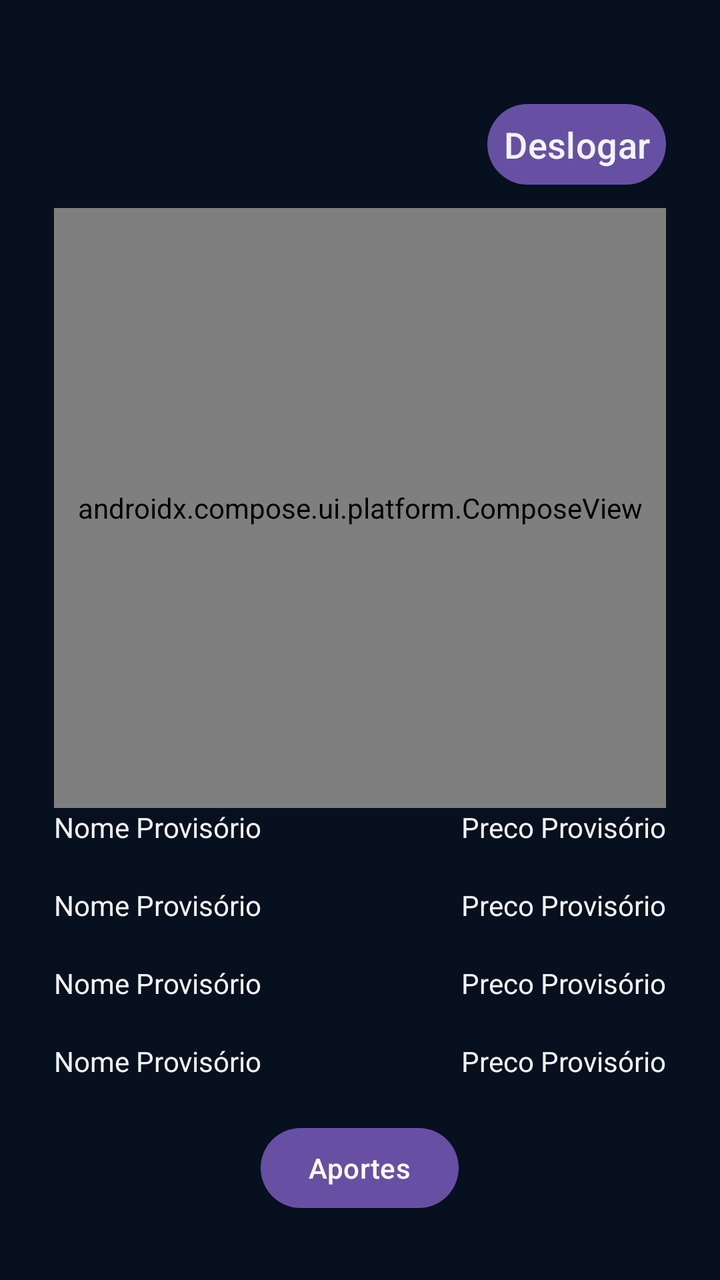
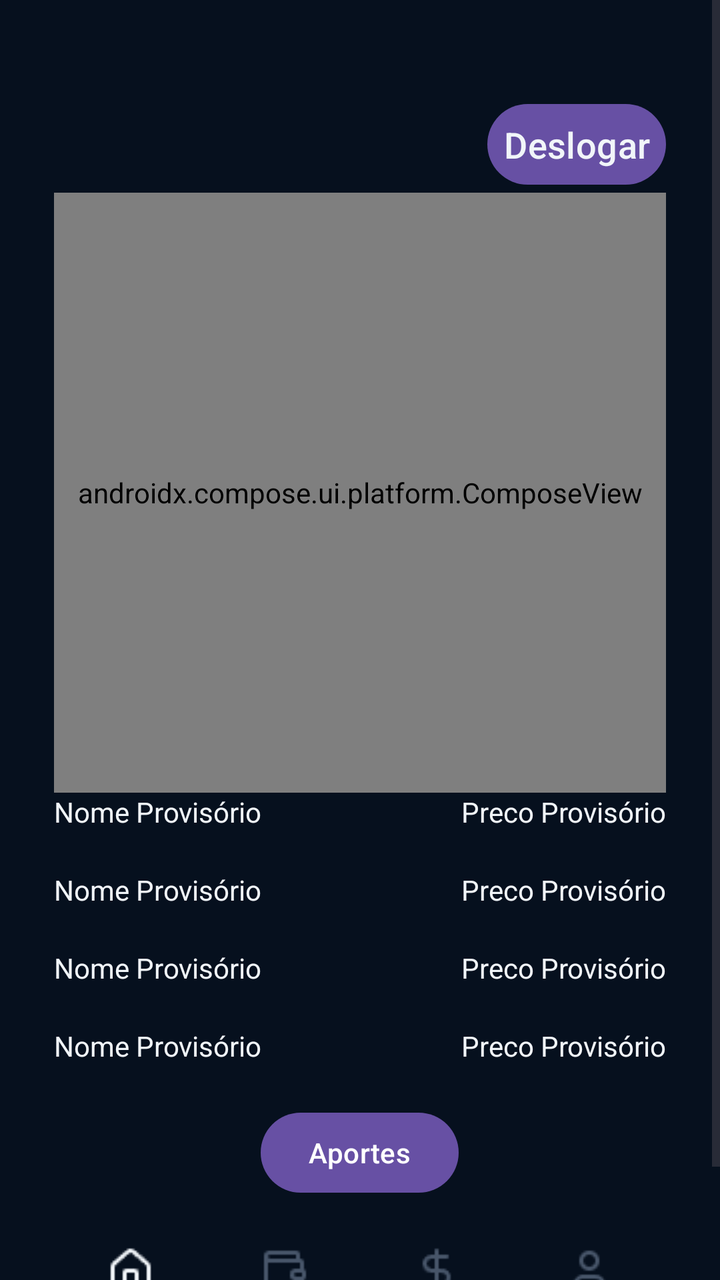

Screens rendered from an Android XML layout before and after an edit, with the pre-edit source and the edit as a unified diff.
<!-- AndroidManifest.xml: application theme Theme.AccurancyMobileApp -->
<!-- res/layout/activity_dashboard.xml -->
<?xml version="1.0" encoding="utf-8"?>
<ScrollView xmlns:android="http://schemas.android.com/apk/res/android"
    xmlns:tools="http://schemas.android.com/tools"
    xmlns:app="http://schemas.android.com/apk/res-auto"
    android:id="@+id/main"
    android:layout_width="match_parent"
    android:layout_height="match_parent"
    android:fillViewport="true"
    tools:context=".activities.Dashboard"
    android:background="@color/bg_deep">


    <LinearLayout
        android:layout_width="match_parent"
        android:layout_height="match_parent"
        android:orientation="vertical"
        android:paddingTop="48dp"
        android:paddingHorizontal="27dp"
        android:paddingBottom="32dp">

        <LinearLayout
            android:layout_width="match_parent"
            android:layout_height="wrap_content"
            android:gravity="end">

            <Button
                android:id="@+id/btnDeslogar"
                android:layout_width="wrap_content"
                android:layout_height="wrap_content"
                android:text="Deslogar"
                android:textColor="@color/text_primary"
                android:textSize="18sp"
                android:minWidth="0dp"
                android:minHeight="0dp"
                android:padding="8dp"/>

        </LinearLayout>

        <View
            android:layout_width="match_parent"
            android:layout_height="0dp"
            android:layout_weight="1"/>


        <androidx.compose.ui.platform.ComposeView
            android:id="@+id/ctvEvoCarteira"
            android:layout_width="match_parent"
            android:layout_height="300dp" />

        
        <LinearLayout
            android:layout_width="match_parent"
            android:layout_height="wrap_content"
            android:layout_marginBottom="20dp"
            android:orientation="horizontal">

            <TextView
                android:id="@+id/txtAtivoNome1"
                android:layout_width="0dp"
                android:layout_height="wrap_content"
                android:layout_weight="1"
                android:text="Nome Provisório"
                android:textColor="@color/text_primary"/>

            <TextView
                android:id="@+id/txtAtivoPreco1"
                android:layout_width="wrap_content"
                android:layout_height="wrap_content"
                android:text="Preco Provisório"
                android:textColor="@color/text_primary"/>

        </LinearLayout>

        
        <LinearLayout
            android:layout_width="match_parent"
            android:layout_height="wrap_content"
            android:layout_marginBottom="20dp"
            android:orientation="horizontal">

            <TextView
                android:id="@+id/txtAtivoNome2"
                android:layout_width="0dp"
                android:layout_height="wrap_content"
                android:layout_weight="1"
                android:text="Nome Provisório"
                android:textColor="@color/text_primary"/>

            <TextView
                android:id="@+id/txtAtivoPreco2"
                android:layout_width="wrap_content"
                android:layout_height="wrap_content"
                android:text="Preco Provisório"
                android:textColor="@color/text_primary"/>

        </LinearLayout>

        
        <LinearLayout
            android:layout_width="match_parent"
            android:layout_height="wrap_content"
            android:layout_marginBottom="20dp"
            android:orientation="horizontal">

            <TextView
                android:id="@+id/txtAtivoNome3"
                android:layout_width="0dp"
                android:layout_height="wrap_content"
                android:layout_weight="1"
                android:text="Nome Provisório"
                android:textColor="@color/text_primary"/>

            <TextView
                android:id="@+id/txtAtivoPreco3"
                android:layout_width="wrap_content"
                android:layout_height="wrap_content"
                android:text="Preco Provisório"
                android:textColor="@color/text_primary"/>

        </LinearLayout>

        
        <LinearLayout
            android:layout_width="match_parent"
            android:layout_height="wrap_content"
            android:layout_marginBottom="20dp"
            android:orientation="horizontal">

            <TextView
                android:id="@+id/txtAtivoNome4"
                android:layout_width="0dp"
                android:layout_height="wrap_content"
                android:layout_weight="1"
                android:text="Nome Provisório"
                android:textColor="@color/text_primary"/>

            <TextView
                android:id="@+id/txtAtivoPreco4"
                android:layout_width="wrap_content"
                android:layout_height="wrap_content"
                android:text="Preco Provisório"
                android:textColor="@color/text_primary"/>

        </LinearLayout>

        <Button
            android:id="@+id/btnAportes"
            android:layout_width="wrap_content"
            android:layout_height="wrap_content"
            android:layout_gravity="center_horizontal"
            android:text="Aportes"/>

    </LinearLayout>

</ScrollView>
<!-- resources referenced by this layout -->
<resources>
  <color name="bg_deep">#FF06101E</color>
  <color name="text_primary">#FFF1F5F9</color>
  <style name="Theme.AccurancyMobileApp" parent="Base.Theme.AccurancyMobileApp" />
  <style name="Base.Theme.AccurancyMobileApp" parent="Theme.Material3.DayNight.NoActionBar">
          
          
      </style>
</resources>

<!-- the commit's change to res/layout/activity_dashboard.xml (unified diff, before → after) -->
@@ -150,6 +150,18 @@
             android:layout_gravity="center_horizontal"
             android:text="Aportes"/>
 
+        <com.google.android.material.bottomnavigation.BottomNavigationView
+            android:id="@+id/bottomNavigation"
+            android:layout_width="match_parent"
+            android:layout_height="70dp"
+            android:layout_alignParentBottom="true"
+            android:background="@color/bg_deep"
+            app:menu="@menu/bottom_menu"
+
+            app:itemActiveIndicatorStyle="@null"
+            app:labelVisibilityMode="unlabeled"
+            app:itemIconTint="@color/buttom_nav_colors"
+            android:layout_gravity="bottom"/>
     </LinearLayout>
 
 </ScrollView>
